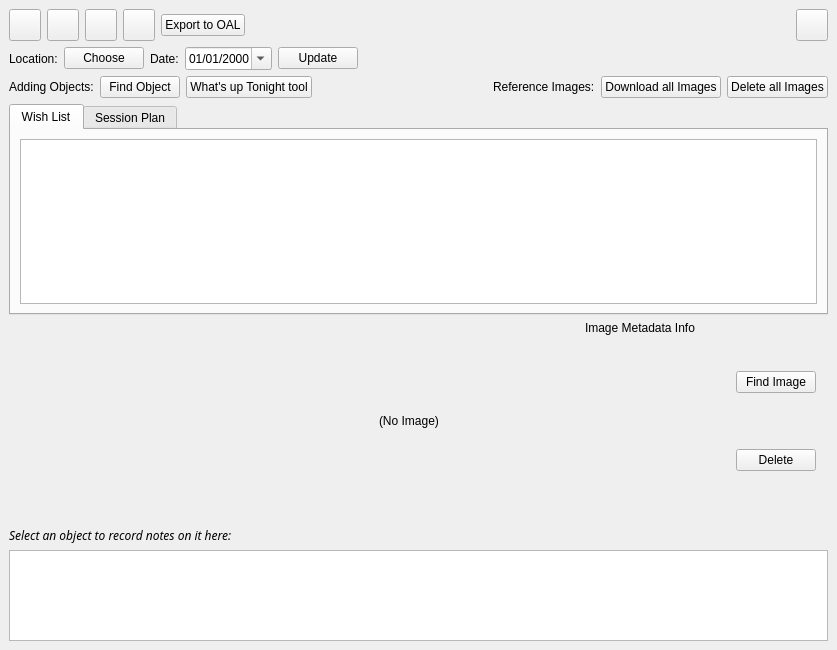
This is kstars/tools/observinglist.ui in KDE/kstars as Qt 5 draws it before an edit. The edited form follows.
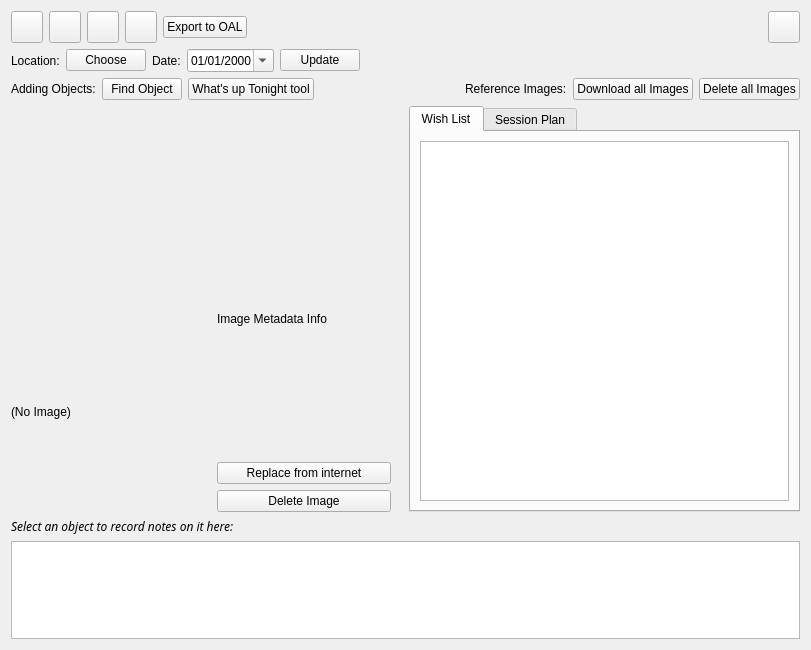
This is the edited form. Custom widgets are drawn as their Qt base class.

Commit message: Restruct. Obs. Planner: More vertical real estate for the Table Views.

```diff
--- a/kstars/tools/observinglist.ui
+++ b/kstars/tools/observinglist.ui
@@ -6,7 +6,7 @@
    <rect>
     <x>0</x>
     <y>0</y>
-    <width>837</width>
+    <width>811</width>
     <height>650</height>
    </rect>
   </property>
@@ -22,22 +22,7 @@
     <height>650</height>
    </size>
   </property>
-  <layout class="QVBoxLayout">
-   <property name="spacing">
-    <number>6</number>
-   </property>
-   <property name="leftMargin">
-    <number>9</number>
-   </property>
-   <property name="topMargin">
-    <number>9</number>
-   </property>
-   <property name="rightMargin">
-    <number>9</number>
-   </property>
-   <property name="bottomMargin">
-    <number>9</number>
-   </property>
+  <layout class="QVBoxLayout" name="verticalLayout_4">
    <item>
     <layout class="QHBoxLayout" name="horizontalLayout_1">
      <property name="spacing">
@@ -392,6 +377,131 @@
     </layout>
    </item>
    <item>
+    <layout class="QHBoxLayout" name="horizontalLayout_3">
+     <property name="sizeConstraint">
+      <enum>QLayout::SetMinimumSize</enum>
+     </property>
+     <item>
+      <layout class="QVBoxLayout" name="verticalLayout_2">
+       <property name="sizeConstraint">
+        <enum>QLayout::SetDefaultConstraint</enum>
+       </property>
+       <item>
+        <widget class="AVTPlotWidget" name="avt">
+         <property name="enabled">
+          <bool>true</bool>
+         </property>
+         <property name="sizePolicy">
+          <sizepolicy hsizetype="Fixed" vsizetype="Preferred">
+           <horstretch>0</horstretch>
+           <verstretch>0</verstretch>
+          </sizepolicy>
+         </property>
+         <property name="minimumSize">
+          <size>
+           <width>350</width>
+           <height>200</height>
+          </size>
+         </property>
+         <property name="maximumSize">
+          <size>
+           <width>350</width>
+           <height>200</height>
+          </size>
+         </property>
+         <property name="cursor">
+          <cursorShape>CrossCursor</cursorShape>
+         </property>
+        </widget>
+       </item>
+       <item>
+        <layout class="QHBoxLayout" name="horizontalLayout_4">
+         <item>
+          <widget class="QLabel" name="ImagePreview">
+           <property name="minimumSize">
+            <size>
+             <width>200</width>
+             <height>200</height>
+            </size>
+           </property>
+           <property name="maximumSize">
+            <size>
+             <width>200</width>
+             <height>200</height>
+            </size>
+           </property>
+           <property name="text">
+            <string>(No Image)</string>
+           </property>
+          </widget>
+         </item>
+         <item>
+          <layout class="QVBoxLayout" name="verticalLayout_3">
+           <item>
+            <widget class="QLabel" name="dssMetadataLabel">
+             <property name="sizePolicy">
+              <sizepolicy hsizetype="Preferred" vsizetype="Preferred">
+               <horstretch>0</horstretch>
+               <verstretch>0</verstretch>
+              </sizepolicy>
+             </property>
+             <property name="minimumSize">
+              <size>
+               <width>145</width>
+               <height>0</height>
+              </size>
+             </property>
+             <property name="text">
+              <string>Image Metadata Info</string>
+             </property>
+             <property name="alignment">
+              <set>Qt::AlignLeading|Qt::AlignLeft|Qt::AlignTop</set>
+             </property>
+             <property name="wordWrap">
+              <bool>true</bool>
+             </property>
+            </widget>
+           </item>
+           <item>
+            <layout class="QVBoxLayout" name="verticalLayout">
+             <property name="rightMargin">
+              <number>12</number>
+             </property>
+             <item>
+              <widget class="QPushButton" name="SearchImage">
+               <property name="sizePolicy">
+                <sizepolicy hsizetype="Preferred" vsizetype="Fixed">
+                 <horstretch>0</horstretch>
+                 <verstretch>0</verstretch>
+                </sizepolicy>
+               </property>
+               <property name="text">
+                <string>Replace from internet</string>
+               </property>
+              </widget>
+             </item>
+             <item>
+              <widget class="QPushButton" name="DeleteImage">
+               <property name="sizePolicy">
+                <sizepolicy hsizetype="Preferred" vsizetype="Fixed">
+                 <horstretch>0</horstretch>
+                 <verstretch>0</verstretch>
+                </sizepolicy>
+               </property>
+               <property name="text">
+                <string>Delete Image</string>
+               </property>
+              </widget>
+             </item>
+            </layout>
+           </item>
+          </layout>
+         </item>
+        </layout>
+       </item>
+      </layout>
+     </item>
+     <item>
     <widget class="QTabWidget" name="tabWidget">
      <property name="sizePolicy">
       <sizepolicy hsizetype="Preferred" vsizetype="MinimumExpanding">
@@ -527,117 +637,6 @@
       </layout>
      </widget>
     </widget>
-   </item>
-   <item>
-    <layout class="QHBoxLayout" name="Preview">
-     <property name="topMargin">
-      <number>0</number>
-     </property>
-     <item>
-      <widget class="AVTPlotWidget" name="avt">
-       <property name="enabled">
-        <bool>true</bool>
-       </property>
-       <property name="sizePolicy">
-        <sizepolicy hsizetype="Fixed" vsizetype="Preferred">
-         <horstretch>0</horstretch>
-         <verstretch>0</verstretch>
-        </sizepolicy>
-       </property>
-       <property name="minimumSize">
-        <size>
-         <width>350</width>
-         <height>200</height>
-        </size>
-       </property>
-       <property name="maximumSize">
-        <size>
-         <width>350</width>
-         <height>200</height>
-        </size>
-       </property>
-       <property name="cursor">
-        <cursorShape>CrossCursor</cursorShape>
-       </property>
-      </widget>
-     </item>
-     <item>
-      <spacer name="horizontalSpacer">
-       <property name="orientation">
-        <enum>Qt::Horizontal</enum>
-       </property>
-       <property name="sizeHint" stdset="0">
-        <size>
-         <width>1</width>
-         <height>20</height>
-        </size>
-       </property>
-      </spacer>
-     </item>
-     <item>
-      <widget class="QLabel" name="ImagePreview">
-       <property name="minimumSize">
-        <size>
-         <width>200</width>
-         <height>200</height>
-        </size>
-       </property>
-       <property name="maximumSize">
-        <size>
-         <width>200</width>
-         <height>200</height>
-        </size>
-       </property>
-       <property name="text">
-        <string>(No Image)</string>
-       </property>
-      </widget>
-     </item>
-     <item>
-      <widget class="QLabel" name="dssMetadataLabel">
-       <property name="sizePolicy">
-        <sizepolicy hsizetype="Preferred" vsizetype="Preferred">
-         <horstretch>0</horstretch>
-         <verstretch>0</verstretch>
-        </sizepolicy>
-       </property>
-       <property name="minimumSize">
-        <size>
-         <width>145</width>
-         <height>0</height>
-        </size>
-       </property>
-       <property name="text">
-        <string>Image Metadata Info</string>
-       </property>
-       <property name="alignment">
-        <set>Qt::AlignLeading|Qt::AlignLeft|Qt::AlignTop</set>
-       </property>
-       <property name="wordWrap">
-        <bool>true</bool>
-       </property>
-      </widget>
-     </item>
-     <item>
-      <layout class="QVBoxLayout" name="verticalLayout">
-       <property name="rightMargin">
-        <number>12</number>
-       </property>
-       <item>
-        <widget class="QPushButton" name="SearchImage">
-         <property name="text">
-          <string>Find Image</string>
-         </property>
-        </widget>
-       </item>
-       <item>
-        <widget class="QPushButton" name="DeleteImage">
-         <property name="text">
-          <string>Delete</string>
-         </property>
-        </widget>
-       </item>
-      </layout>
      </item>
     </layout>
    </item>
```
Lines whose indentation alone changed are shown as unchanged.
